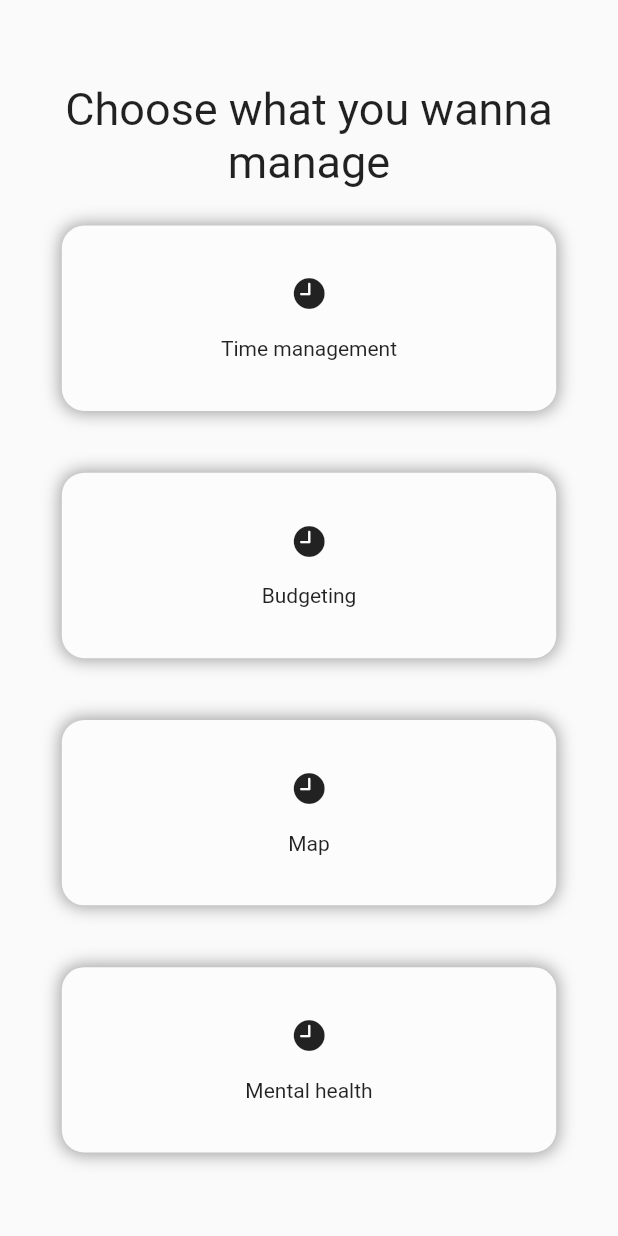
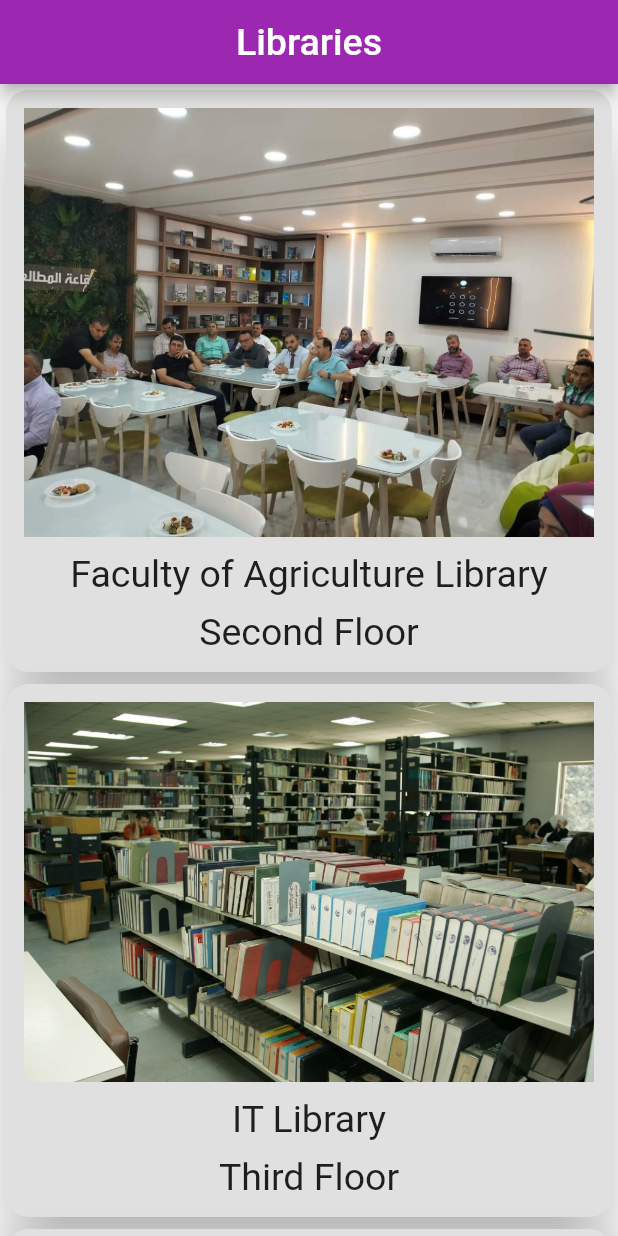
Before and after one commit to LeenAlsous/UniVerse, a Flutter app: the screen it shows after launch, on a phone screen of 412 x 824 dp. Run offline on Flutter 3.47's test engine with Material 2 defaults, Android fonts, the phone set to English and light mode, and no system bars; our stand-ins replace sizer; missing offline and left inert: sign_button.

Commit message:
budgeting screen and Libraries is done

```diff
--- a/lib/main.dart
+++ b/lib/main.dart
@@ -4,6 +4,8 @@ import 'package:scoped_model/scoped_model.dart';
 import 'package:sizer/sizer.dart';
 import 'package:uni_verse/l10n/app_locale.dart';
 import 'package:uni_verse/presentation/create_account.dart';
+import 'package:uni_verse/presentation/helpers/Budgeting.dart';
+import 'package:uni_verse/presentation/helpers/libraries.dart';
 import 'package:uni_verse/presentation/home_page.dart';
 import 'package:uni_verse/presentation/new_password.dart';
 import 'package:uni_verse/presentation/sign_in.dart';
@@ -30,7 +32,7 @@ class UniVerse extends StatelessWidget {
                   debugShowCheckedModeBanner: false,
                   locale: AppLocale().currentLocale,
                   supportedLocales: S.delegate.supportedLocales,
-                  localizationsDelegates: [
+                  localizationsDelegates: const [
                     GlobalMaterialLocalizations.delegate,
                     GlobalWidgetsLocalizations.delegate,
                     GlobalCupertinoLocalizations.delegate,
@@ -43,7 +45,7 @@ class UniVerse extends StatelessWidget {
                       bodyMedium: TextStyle(fontSize: 14),
                     ),
                   ),
-                  home: const HomePage(),
+                  home: Libraries(),
                   routes: {
                     CreateAccount.route: (context) => const CreateAccount(),
                     SignIn.route: (context) => const SignIn(),
--- /dev/null
+++ b/lib/presentation/helpers/libraries.dart
@@ -0,0 +1,93 @@
+import 'package:flutter/material.dart';
+
+class Libraries extends StatefulWidget {
+  const Libraries({super.key});
+
+  @override
+  State<Libraries> createState() => _LibrariesState();
+}
+
+class _LibrariesState extends State<Libraries> {
+  List<PlaceModel> _places = [];
+
+  @override
+  void initState() {
+    _fillPlaces();
+    super.initState();
+  }
+
+
+  @override
+  @override
+  Widget build(BuildContext context) {
+    return Scaffold(
+      appBar: AppBar(
+        title: Center(
+          child: Text(
+            "Libraries",
+            style: TextStyle(fontSize: 25),
+          ),
+        ),
+        backgroundColor: Colors.purple,
+      ),
+      body: ListView.builder(itemBuilder: (context, index){
+        return _getPlaceCard(_places[index]);
+      },
+      itemCount: _places.length,
+        shrinkWrap: true,
+      )
+
+    );
+  }
+
+  Widget _getPlaceCard(PlaceModel model) {
+    return Card(
+      shape: RoundedRectangleBorder(borderRadius: BorderRadius.circular(15)),
+      elevation: 18,
+      color: Colors.grey[300],
+      child: Padding(
+        padding: const EdgeInsets.all(12.0),
+        child: Column(
+          children: [
+            Image.asset(model.image),
+            SizedBox(
+              height: 10,
+            ),
+            Text(model.title, style: TextStyle(fontSize: 25),),
+            SizedBox(
+              height: 10,
+            ),
+            Text(model.place, style: TextStyle(fontSize: 25),)
+          ],
+        ),
+      ),
+    );
+  }
+
+  void _fillPlaces() {
+    _places.add(PlaceModel(
+        image: "assets/agri.jpg",
+        title: "Faculty of Agriculture Library",
+        place: "Second Floor"));
+    _places.add(PlaceModel(
+        image: "assets/it.jpg",
+        title: "IT Library",
+        place: "Third Floor"));
+    _places.add(PlaceModel(
+        image: "assets/law.jpg",
+        title: "Faculty of Law Library",
+        place: "GF"));
+    _places.add(PlaceModel(image: "assets/medicine.jpg",
+        title: "Faculty of Medicine Library",
+        place: "First Floor"));
+
+  }
+}
+
+class PlaceModel {
+  String image;
+  String title;
+  String place;
+
+  PlaceModel({required this.image, required this.title, required this.place});
+}
```
Also changed, not shown: lib/presentation/helpers/Budgeting.dart (added, +243 -0 lines), pubspec.yaml (+9 -5 lines), assets/agri.jpg (added), assets/it.jpg (added), assets/law.jpg (added), assets/medicine.jpg (added).
